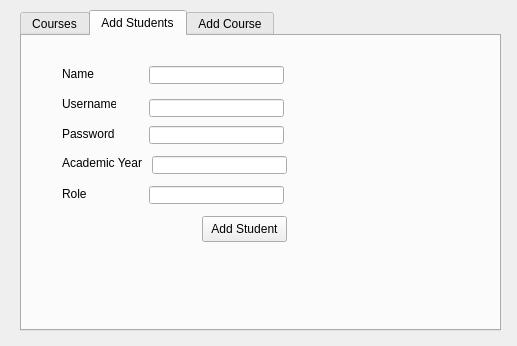
Above: adminPanel.ui from MIDOKIM/CourseManagement before the change. Below: the same form after it.
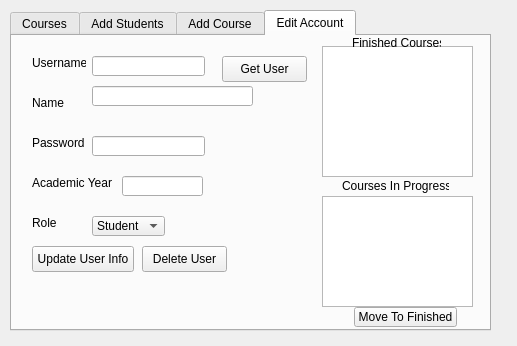
That is the form after the change.

What changed in the file:
```diff
--- a/adminPanel.ui
+++ b/adminPanel.ui
@@ -16,14 +16,14 @@
   <widget class="QTabWidget" name="tabWidget">
    <property name="geometry">
     <rect>
-     <x>20</x>
+     <x>10</x>
      <y>10</y>
      <width>481</width>
      <height>321</height>
     </rect>
    </property>
    <property name="currentIndex">
-    <number>1</number>
+    <number>3</number>
    </property>
    <widget class="QWidget" name="tab">
     <attribute name="title">
@@ -60,7 +60,7 @@
       <attribute name="title">
        <string>Update</string>
       </attribute>
-      <widget class="QPushButton" name="pushButton_2">
+      <widget class="QPushButton" name="updatecrsinfo">
        <property name="geometry">
         <rect>
          <x>50</x>
@@ -168,7 +168,7 @@
     <widget class="QPushButton" name="addsbtn">
      <property name="geometry">
       <rect>
-       <x>180</x>
+       <x>220</x>
        <y>180</y>
        <width>85</width>
        <height>26</height>
@@ -197,15 +197,8 @@
        <height>18</height>
       </rect>
      </property>
-    </widget>
-    <widget class="QLineEdit" name="newsrole">
-     <property name="geometry">
-      <rect>
-       <x>127</x>
-       <y>150</y>
-       <width>135</width>
-       <height>18</height>
-      </rect>
+     <property name="inputMethodHints">
+      <set>Qt::ImhDigitsOnly</set>
      </property>
     </widget>
     <widget class="QLabel" name="label">
@@ -393,7 +386,7 @@
       </rect>
      </property>
     </widget>
-    <widget class="QPushButton" name="pushButton">
+    <widget class="QPushButton" name="addcbtn">
      <property name="geometry">
       <rect>
        <x>210</x>
@@ -407,6 +400,234 @@
      </property>
     </widget>
    </widget>
+   <widget class="QWidget" name="tab_6">
+    <attribute name="title">
+     <string>Edit Account</string>
+    </attribute>
+    <widget class="QLabel" name="label_11">
+     <property name="geometry">
+      <rect>
+       <x>20</x>
+       <y>60</y>
+       <width>54</width>
+       <height>14</height>
+      </rect>
+     </property>
+     <property name="text">
+      <string>Name</string>
+     </property>
+    </widget>
+    <widget class="QLabel" name="label_12">
+     <property name="geometry">
+      <rect>
+       <x>20</x>
+       <y>20</y>
+       <width>54</width>
+       <height>14</height>
+      </rect>
+     </property>
+     <property name="text">
+      <string>Username</string>
+     </property>
+    </widget>
+    <widget class="QLineEdit" name="lineEdit">
+     <property name="geometry">
+      <rect>
+       <x>80</x>
+       <y>20</y>
+       <width>113</width>
+       <height>20</height>
+      </rect>
+     </property>
+    </widget>
+    <widget class="QLineEdit" name="lineEdit_2">
+     <property name="geometry">
+      <rect>
+       <x>80</x>
+       <y>50</y>
+       <width>161</width>
+       <height>20</height>
+      </rect>
+     </property>
+    </widget>
+    <widget class="QLabel" name="label_13">
+     <property name="geometry">
+      <rect>
+       <x>20</x>
+       <y>100</y>
+       <width>54</width>
+       <height>14</height>
+      </rect>
+     </property>
+     <property name="text">
+      <string>Password</string>
+     </property>
+    </widget>
+    <widget class="QLineEdit" name="lineEdit_3">
+     <property name="geometry">
+      <rect>
+       <x>80</x>
+       <y>100</y>
+       <width>113</width>
+       <height>20</height>
+      </rect>
+     </property>
+    </widget>
+    <widget class="QLabel" name="label_14">
+     <property name="geometry">
+      <rect>
+       <x>20</x>
+       <y>140</y>
+       <width>81</width>
+       <height>14</height>
+      </rect>
+     </property>
+     <property name="text">
+      <string>Academic Year</string>
+     </property>
+    </widget>
+    <widget class="QLineEdit" name="lineEdit_4">
+     <property name="geometry">
+      <rect>
+       <x>110</x>
+       <y>140</y>
+       <width>81</width>
+       <height>20</height>
+      </rect>
+     </property>
+    </widget>
+    <widget class="QPushButton" name="pushButton">
+     <property name="geometry">
+      <rect>
+       <x>210</x>
+       <y>20</y>
+       <width>85</width>
+       <height>26</height>
+      </rect>
+     </property>
+     <property name="text">
+      <string>Get User</string>
+     </property>
+    </widget>
+    <widget class="QPushButton" name="pushButton_2">
+     <property name="geometry">
+      <rect>
+       <x>20</x>
+       <y>210</y>
+       <width>102</width>
+       <height>26</height>
+      </rect>
+     </property>
+     <property name="text">
+      <string>Update User Info</string>
+     </property>
+    </widget>
+    <widget class="QPushButton" name="pushButton_3">
+     <property name="geometry">
+      <rect>
+       <x>130</x>
+       <y>210</y>
+       <width>85</width>
+       <height>26</height>
+      </rect>
+     </property>
+     <property name="text">
+      <string>Delete User</string>
+     </property>
+    </widget>
+    <widget class="QTreeView" name="treeView">
+     <property name="geometry">
+      <rect>
+       <x>310</x>
+       <y>160</y>
+       <width>151</width>
+       <height>111</height>
+      </rect>
+     </property>
+    </widget>
+    <widget class="QTreeView" name="treeView_2">
+     <property name="geometry">
+      <rect>
+       <x>310</x>
+       <y>10</y>
+       <width>151</width>
+       <height>131</height>
+      </rect>
+     </property>
+    </widget>
+    <widget class="QPushButton" name="pushButton_4">
+     <property name="geometry">
+      <rect>
+       <x>342</x>
+       <y>271</y>
+       <width>103</width>
+       <height>20</height>
+      </rect>
+     </property>
+     <property name="text">
+      <string>Move To Finished</string>
+     </property>
+    </widget>
+    <widget class="QLabel" name="label_15">
+     <property name="geometry">
+      <rect>
+       <x>330</x>
+       <y>140</y>
+       <width>107</width>
+       <height>20</height>
+      </rect>
+     </property>
+     <property name="text">
+      <string>Courses In Progress</string>
+     </property>
+    </widget>
+    <widget class="QLabel" name="label_16">
+     <property name="geometry">
+      <rect>
+       <x>340</x>
+       <y>0</y>
+       <width>89</width>
+       <height>14</height>
+      </rect>
+     </property>
+     <property name="text">
+      <string>Finished Courses</string>
+     </property>
+    </widget>
+    <widget class="QLabel" name="label_17">
+     <property name="geometry">
+      <rect>
+       <x>20</x>
+       <y>180</y>
+       <width>54</width>
+       <height>14</height>
+      </rect>
+     </property>
+     <property name="text">
+      <string>Role</string>
+     </property>
+    </widget>
+    <widget class="QComboBox" name="comboBox">
+     <property name="geometry">
+      <rect>
+       <x>80</x>
+       <y>180</y>
+       <width>73</width>
+       <height>20</height>
+      </rect>
+     </property>
+     <item>
+      <property name="text">
+       <string>Student</string>
+      </property>
+     </item>
+     <item>
+      <property name="text">
+       <string>Admin</string>
+      </property>
+     </item>
+    </widget>
+   </widget>
   </widget>
  </widget>
  <layoutdefault spacing="6" margin="11"/>
```
Left out of the diff: 73 changed lines with no effect on the pictures.
